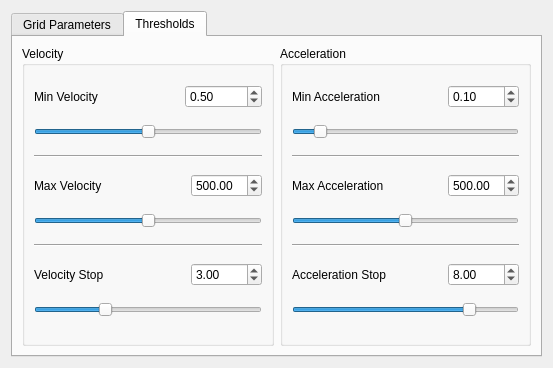
Above: effects/wobblywindows_config.ui from KDE/kwin before the change. Below: the same form after it.
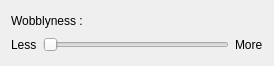
That is the form after the change. The open tabs and pages were chosen to show the change.

Commit message: Use a new, (too-)much-much-much simpler config dialog. Maybe it is too simple this time, i'll wait for your feedback on it ;)

```diff
--- a/effects/wobblywindows_config.ui
+++ b/effects/wobblywindows_config.ui
@@ -5,659 +5,75 @@
    <rect>
     <x>0</x>
     <y>0</y>
-    <width>553</width>
-    <height>368</height>
+    <width>274</width>
+    <height>66</height>
    </rect>
   </property>
   <property name="windowTitle" >
    <string>WobblyWindows</string>
   </property>
-  <layout class="QGridLayout" >
+  <layout class="QGridLayout" name="gridLayout" >
    <item row="0" column="0" >
-    <widget class="QTabWidget" name="tabWidget" >
-     <property name="currentIndex" >
-      <number>0</number>
+    <widget class="QLabel" name="label_3" >
+     <property name="text" >
+      <string>Wobblyness :</string>
      </property>
-     <widget class="QWidget" name="tab" >
-      <property name="geometry" >
-       <rect>
-        <x>0</x>
-        <y>0</y>
-        <width>531</width>
-        <height>321</height>
-       </rect>
-      </property>
-      <attribute name="title" >
-       <string>Grid Parameters</string>
-      </attribute>
-      <layout class="QGridLayout" >
-       <item row="0" column="0" >
-        <widget class="QGroupBox" name="groupBox" >
-         <property name="sizePolicy" >
-          <sizepolicy vsizetype="Maximum" hsizetype="Preferred" >
-           <horstretch>0</horstretch>
-           <verstretch>0</verstretch>
-          </sizepolicy>
-         </property>
-         <property name="title" >
-          <string>Grid Minimal Tesselation</string>
-         </property>
-         <layout class="QGridLayout" >
-          <item row="0" column="0" >
-           <widget class="QLabel" name="label" >
-            <property name="text" >
-             <string>Horizontal Nodes:</string>
-            </property>
-           </widget>
-          </item>
-          <item row="0" column="1" >
-           <widget class="QSpinBox" name="spHNodes" >
-            <property name="minimum" >
-             <number>2</number>
-            </property>
-            <property name="value" >
-             <number>20</number>
-            </property>
-           </widget>
-          </item>
-          <item row="1" column="0" >
-           <widget class="QLabel" name="label_2" >
-            <property name="text" >
-             <string>Vertical Nodes:</string>
-            </property>
-           </widget>
-          </item>
-          <item row="1" column="1" >
-           <widget class="QSpinBox" name="spVNodes" >
-            <property name="minimum" >
-             <number>2</number>
-            </property>
-            <property name="value" >
-             <number>20</number>
-            </property>
-           </widget>
-          </item>
-         </layout>
-        </widget>
-       </item>
-       <item rowspan="2" row="0" column="1" >
-        <widget class="QGroupBox" name="groupBox_4" >
-         <property name="sizePolicy" >
-          <sizepolicy vsizetype="Preferred" hsizetype="Preferred" >
-           <horstretch>0</horstretch>
-           <verstretch>0</verstretch>
-          </sizepolicy>
-         </property>
-         <property name="title" >
-          <string>Grid Parameters</string>
-         </property>
-         <layout class="QGridLayout" >
-          <item row="0" column="0" >
-           <widget class="QLabel" name="label_3" >
-            <property name="text" >
-             <string>Stiffness:</string>
-            </property>
-           </widget>
-          </item>
-          <item row="0" column="1" >
-           <spacer>
-            <property name="orientation" >
-             <enum>Qt::Horizontal</enum>
-            </property>
-            <property name="sizeHint" stdset="0" >
-             <size>
-              <width>40</width>
-              <height>20</height>
-             </size>
-            </property>
-           </spacer>
-          </item>
-          <item row="0" column="2" >
-           <widget class="QDoubleSpinBox" name="spStiffness" >
-            <property name="maximum" >
-             <double>2.000000000000000</double>
-            </property>
-            <property name="singleStep" >
-             <double>0.020000000000000</double>
-            </property>
-            <property name="value" >
-             <double>0.500000000000000</double>
-            </property>
-           </widget>
-          </item>
-          <item row="1" column="0" colspan="3" >
-           <widget class="QSlider" name="slStiffness" >
-            <property name="maximum" >
-             <number>100</number>
-            </property>
-            <property name="value" >
-             <number>25</number>
-            </property>
-            <property name="orientation" >
-             <enum>Qt::Horizontal</enum>
-            </property>
-           </widget>
-          </item>
-          <item row="2" column="0" colspan="3" >
-           <widget class="Line" name="line" >
-            <property name="orientation" >
-             <enum>Qt::Horizontal</enum>
-            </property>
-           </widget>
-          </item>
-          <item row="3" column="0" >
-           <widget class="QLabel" name="label_4" >
-            <property name="text" >
-             <string>Drag:</string>
-            </property>
-           </widget>
-          </item>
-          <item row="3" column="1" >
-           <spacer>
-            <property name="orientation" >
-             <enum>Qt::Horizontal</enum>
-            </property>
-            <property name="sizeHint" stdset="0" >
-             <size>
-              <width>40</width>
-              <height>20</height>
-             </size>
-            </property>
-           </spacer>
-          </item>
-          <item row="3" column="2" >
-           <widget class="QDoubleSpinBox" name="spDrag" >
-            <property name="maximum" >
-             <double>1.000000000000000</double>
-            </property>
-            <property name="singleStep" >
-             <double>0.010000000000000</double>
-            </property>
-            <property name="value" >
-             <double>0.940000000000000</double>
-            </property>
-           </widget>
-          </item>
-          <item row="4" column="0" colspan="3" >
-           <widget class="QSlider" name="slDrag" >
-            <property name="maximum" >
-             <number>100</number>
-            </property>
-            <property name="value" >
-             <number>94</number>
-            </property>
-            <property name="orientation" >
-             <enum>Qt::Horizontal</enum>
-            </property>
-           </widget>
-          </item>
-          <item row="5" column="0" colspan="3" >
-           <widget class="Line" name="line_4" >
-            <property name="orientation" >
-             <enum>Qt::Horizontal</enum>
-            </property>
-           </widget>
-          </item>
-          <item row="6" column="0" >
-           <widget class="QLabel" name="label_6" >
-            <property name="text" >
-             <string>Move Factor:</string>
-            </property>
-           </widget>
-          </item>
-          <item row="6" column="1" >
-           <spacer>
-            <property name="orientation" >
-             <enum>Qt::Horizontal</enum>
-            </property>
-            <property name="sizeHint" stdset="0" >
-             <size>
-              <width>16</width>
-              <height>20</height>
-             </size>
-            </property>
-           </spacer>
-          </item>
-          <item row="6" column="2" >
-           <widget class="QDoubleSpinBox" name="spMovFactor" >
-            <property name="maximum" >
-             <double>1.000000000000000</double>
-            </property>
-            <property name="singleStep" >
-             <double>0.010000000000000</double>
-            </property>
-            <property name="value" >
-             <double>0.010000000000000</double>
-            </property>
-           </widget>
-          </item>
-          <item row="7" column="0" colspan="3" >
-           <widget class="QSlider" name="slMovFactor" >
-            <property name="maximum" >
-             <number>100</number>
-            </property>
-            <property name="value" >
-             <number>1</number>
-            </property>
-            <property name="orientation" >
-             <enum>Qt::Horizontal</enum>
-            </property>
-           </widget>
-          </item>
-         </layout>
-        </widget>
-       </item>
-       <item row="1" column="0" >
-        <widget class="QGroupBox" name="groupBox_5" >
-         <property name="sizePolicy" >
-          <sizepolicy vsizetype="Maximum" hsizetype="Preferred" >
-           <horstretch>0</horstretch>
-           <verstretch>0</verstretch>
-          </sizepolicy>
-         </property>
-         <property name="title" >
-          <string>Grid Filter</string>
-         </property>
-         <layout class="QVBoxLayout" >
-          <item>
-           <widget class="QComboBox" name="cbGridFilter" >
-            <item>
-             <property name="text" >
-              <string>Velocity</string>
-             </property>
-            </item>
-            <item>
-             <property name="text" >
-              <string>Acceleration</string>
-             </property>
-            </item>
-           </widget>
-          </item>
-          <item>
-           <widget class="QRadioButton" name="rbNone" >
-            <property name="text" >
-             <string>None</string>
-            </property>
-            <property name="checked" >
-             <bool>true</bool>
-            </property>
-           </widget>
-          </item>
-          <item>
-           <widget class="QRadioButton" name="rbFourRingMean" >
-            <property name="text" >
-             <string>Ring Mean (4 ways)</string>
-            </property>
-            <property name="checked" >
-             <bool>false</bool>
-            </property>
-           </widget>
-          </item>
-          <item>
-           <widget class="QRadioButton" name="rbHeightRingMean" >
-            <property name="text" >
-             <string>Ring Mean (8 ways)</string>
-            </property>
-           </widget>
-          </item>
-          <item>
-           <widget class="QRadioButton" name="rbMeanMean" >
-            <property name="text" >
-             <string>Mean With Mean</string>
-            </property>
-           </widget>
-          </item>
-          <item>
-           <widget class="QRadioButton" name="rbMeanMedian" >
-            <property name="text" >
-             <string>Mean With Median</string>
-            </property>
-           </widget>
-          </item>
-         </layout>
-        </widget>
-       </item>
-      </layout>
-     </widget>
-     <widget class="QWidget" name="tab_2" >
-      <property name="geometry" >
-       <rect>
-        <x>0</x>
-        <y>0</y>
-        <width>533</width>
-        <height>338</height>
-       </rect>
-      </property>
-      <attribute name="title" >
-       <string>Thresholds</string>
-      </attribute>
-      <layout class="QGridLayout" >
-       <item row="0" column="0" >
-        <widget class="QGroupBox" name="groupBox_2" >
-         <property name="title" >
-          <string>Velocity</string>
-         </property>
-         <layout class="QGridLayout" >
-          <item row="0" column="0" >
-           <widget class="QLabel" name="label_5" >
-            <property name="text" >
-             <string>Min Velocity</string>
-            </property>
-           </widget>
-          </item>
-          <item row="0" column="1" >
-           <spacer>
-            <property name="orientation" >
-             <enum>Qt::Horizontal</enum>
-            </property>
-            <property name="sizeHint" stdset="0" >
-             <size>
-              <width>40</width>
-              <height>20</height>
-             </size>
-            </property>
-           </spacer>
-          </item>
-          <item row="0" column="2" colspan="2" >
-           <widget class="QDoubleSpinBox" name="spMinVel" >
-            <property name="maximum" >
-             <double>1.000000000000000</double>
-            </property>
-            <property name="singleStep" >
-             <double>0.010000000000000</double>
-            </property>
-            <property name="value" >
-             <double>0.500000000000000</double>
-            </property>
-           </widget>
-          </item>
-          <item row="1" column="0" colspan="4" >
-           <widget class="QSlider" name="slMinVel" >
-            <property name="maximum" >
-             <number>100</number>
-            </property>
-            <property name="value" >
-             <number>50</number>
-            </property>
-            <property name="orientation" >
-             <enum>Qt::Horizontal</enum>
-            </property>
-           </widget>
-          </item>
-          <item row="2" column="0" colspan="4" >
-           <widget class="Line" name="line_2" >
-            <property name="orientation" >
-             <enum>Qt::Horizontal</enum>
-            </property>
-           </widget>
-          </item>
-          <item row="3" column="0" >
-           <widget class="QLabel" name="label_7" >
-            <property name="text" >
-             <string>Max Velocity</string>
-            </property>
-           </widget>
-          </item>
-          <item row="3" column="1" colspan="2" >
-           <spacer>
-            <property name="orientation" >
-             <enum>Qt::Horizontal</enum>
-            </property>
-            <property name="sizeHint" stdset="0" >
-             <size>
-              <width>40</width>
-              <height>20</height>
-             </size>
-            </property>
-           </spacer>
-          </item>
-          <item row="3" column="3" >
-           <widget class="QDoubleSpinBox" name="spMaxVel" >
-            <property name="maximum" >
-             <double>1000.000000000000000</double>
-            </property>
-            <property name="singleStep" >
-             <double>10.000000000000000</double>
-            </property>
-            <property name="value" >
-             <double>500.000000000000000</double>
-            </property>
-           </widget>
-          </item>
-          <item row="4" column="0" colspan="4" >
-           <widget class="QSlider" name="slMaxVel" >
-            <property name="maximum" >
-             <number>100</number>
-            </property>
-            <property name="value" >
-             <number>50</number>
-            </property>
-            <property name="orientation" >
-             <enum>Qt::Horizontal</enum>
-            </property>
-           </widget>
-          </item>
-          <item row="5" column="0" colspan="4" >
-           <widget class="Line" name="line_3" >
-            <property name="orientation" >
-             <enum>Qt::Horizontal</enum>
-            </property>
-           </widget>
-          </item>
-          <item row="6" column="0" >
-           <widget class="QLabel" name="label_10" >
-            <property name="text" >
-             <string>Velocity Stop</string>
-            </property>
-           </widget>
-          </item>
-          <item row="6" column="1" colspan="2" >
-           <spacer>
-            <property name="orientation" >
-             <enum>Qt::Horizontal</enum>
-            </property>
-            <property name="sizeHint" stdset="0" >
-             <size>
-              <width>40</width>
-              <height>20</height>
-             </size>
-            </property>
-           </spacer>
-          </item>
-          <item row="6" column="3" >
-           <widget class="QDoubleSpinBox" name="spStopVel" >
-            <property name="maximum" >
-             <double>10.000000000000000</double>
-            </property>
-            <property name="singleStep" >
-             <double>0.100000000000000</double>
-            </property>
-            <property name="value" >
-             <double>3.000000000000000</double>
-            </property>
-           </widget>
-          </item>
-          <item row="7" column="0" colspan="4" >
-           <widget class="QSlider" name="slStopVel" >
-            <property name="maximum" >
-             <number>100</number>
-            </property>
-            <property name="value" >
-             <number>30</number>
-            </property>
-            <property name="orientation" >
-             <enum>Qt::Horizontal</enum>
-            </property>
-           </widget>
-          </item>
-         </layout>
-        </widget>
-       </item>
-       <item row="0" column="1" >
-        <widget class="QGroupBox" name="groupBox_3" >
-         <property name="title" >
-          <string>Acceleration</string>
-         </property>
-         <layout class="QGridLayout" >
-          <item row="0" column="0" >
-           <widget class="QLabel" name="label_8" >
-            <property name="text" >
-             <string>Min Acceleration</string>
-            </property>
-           </widget>
-          </item>
-          <item row="0" column="1" colspan="2" >
-           <spacer>
-            <property name="orientation" >
-             <enum>Qt::Horizontal</enum>
-            </property>
-            <property name="sizeHint" stdset="0" >
-             <size>
-              <width>40</width>
-              <height>20</height>
-             </size>
-            </property>
-           </spacer>
-          </item>
-          <item row="0" column="3" >
-           <widget class="QDoubleSpinBox" name="spMinAcc" >
-            <property name="maximum" >
-             <double>1.000000000000000</double>
-            </property>
-            <property name="singleStep" >
-             <double>0.010000000000000</double>
-            </property>
-            <property name="value" >
-             <double>0.100000000000000</double>
-            </property>
-           </widget>
-          </item>
-          <item row="1" column="0" colspan="4" >
-           <widget class="QSlider" name="slMinAcc" >
-            <property name="maximum" >
-             <number>100</number>
-            </property>
-            <property name="value" >
-             <number>10</number>
-            </property>
-            <property name="orientation" >
-             <enum>Qt::Horizontal</enum>
-            </property>
-           </widget>
-          </item>
-          <item row="2" column="0" colspan="4" >
-           <widget class="Line" name="line_5" >
-            <property name="orientation" >
-             <enum>Qt::Horizontal</enum>
-            </property>
-           </widget>
-          </item>
-          <item row="3" column="0" colspan="2" >
-           <widget class="QLabel" name="label_9" >
-            <property name="text" >
-             <string>Max Acceleration</string>
-            </property>
-           </widget>
-          </item>
-          <item row="3" column="2" >
-           <spacer>
-            <property name="orientation" >
-             <enum>Qt::Horizontal</enum>
-            </property>
-            <property name="sizeHint" stdset="0" >
-             <size>
-              <width>21</width>
-              <height>20</height>
-             </size>
-            </property>
-           </spacer>
-          </item>
-          <item row="3" column="3" >
-           <widget class="QDoubleSpinBox" name="spMaxAcc" >
-            <property name="maximum" >
-             <double>1000.000000000000000</double>
-            </property>
-            <property name="singleStep" >
-             <double>10.000000000000000</double>
-            </property>
-            <property name="value" >
-             <double>500.000000000000000</double>
-            </property>
-           </widget>
-          </item>
-          <item row="4" column="0" colspan="4" >
-           <widget class="QSlider" name="slMaxAcc" >
-            <property name="maximum" >
-             <number>100</number>
-            </property>
-            <property name="value" >
-             <number>50</number>
-            </property>
-            <property name="orientation" >
-             <enum>Qt::Horizontal</enum>
-            </property>
-           </widget>
-          </item>
-          <item row="5" column="0" colspan="4" >
-           <widget class="Line" name="line_6" >
-            <property name="orientation" >
-             <enum>Qt::Horizontal</enum>
-            </property>
-           </widget>
-          </item>
-          <item row="6" column="0" colspan="2" >
-           <widget class="QLabel" name="label_11" >
-            <property name="text" >
-             <string>Acceleration Stop</string>
-            </property>
-           </widget>
-          </item>
-          <item row="6" column="2" >
-           <spacer>
-            <property name="orientation" >
-             <enum>Qt::Horizontal</enum>
-            </property>
-            <property name="sizeHint" stdset="0" >
-             <size>
-              <width>21</width>
-              <height>20</height>
-             </size>
-            </property>
-           </spacer>
-          </item>
-          <item row="6" column="3" >
-           <widget class="QDoubleSpinBox" name="spStopAcc" >
-            <property name="maximum" >
-             <double>10.000000000000000</double>
-            </property>
-            <property name="singleStep" >
-             <double>0.100000000000000</double>
-            </property>
-            <property name="value" >
-             <double>8.000000000000000</double>
-            </property>
-           </widget>
-          </item>
-          <item row="7" column="0" colspan="4" >
-           <widget class="QSlider" name="slStopAcc" >
-            <property name="maximum" >
-             <number>100</number>
-            </property>
-            <property name="value" >
-             <number>80</number>
-            </property>
-            <property name="orientation" >
-             <enum>Qt::Horizontal</enum>
-            </property>
-           </widget>
-          </item>
-         </layout>
-        </widget>
-       </item>
-      </layout>
-     </widget>
     </widget>
    </item>
+   <item row="0" column="1" >
+    <spacer name="horizontalSpacer" >
+     <property name="orientation" >
+      <enum>Qt::Horizontal</enum>
+     </property>
+     <property name="sizeHint" stdset="0" >
+      <size>
+       <width>184</width>
+       <height>20</height>
+      </size>
+     </property>
+    </spacer>
+   </item>
+   <item row="1" column="0" colspan="2" >
+    <layout class="QHBoxLayout" name="horizontalLayout" >
+     <item>
+      <widget class="QLabel" name="label" >
+       <property name="text" >
+        <string>Less</string>
+       </property>
+      </widget>
+     </item>
+     <item>
+      <widget class="QSlider" name="slWobblyness" >
+       <property name="maximum" >
+        <number>6</number>
+       </property>
+       <property name="orientation" >
+        <enum>Qt::Horizontal</enum>
+       </property>
+      </widget>
+     </item>
+     <item>
+      <widget class="QLabel" name="label_2" >
+       <property name="text" >
+        <string>More</string>
+       </property>
+      </widget>
+     </item>
+    </layout>
+   </item>
+   <item row="2" column="1" >
+    <spacer name="verticalSpacer" >
+     <property name="orientation" >
+      <enum>Qt::Vertical</enum>
+     </property>
+     <property name="sizeHint" stdset="0" >
+      <size>
+       <width>20</width>
+       <height>4</height>
+      </size>
+     </property>
+    </spacer>
+   </item>
   </layout>
  </widget>
  <resources/>
```
Left out of the diff: 6 changed lines with no effect on the pictures. The commit also changes 4 other files.
